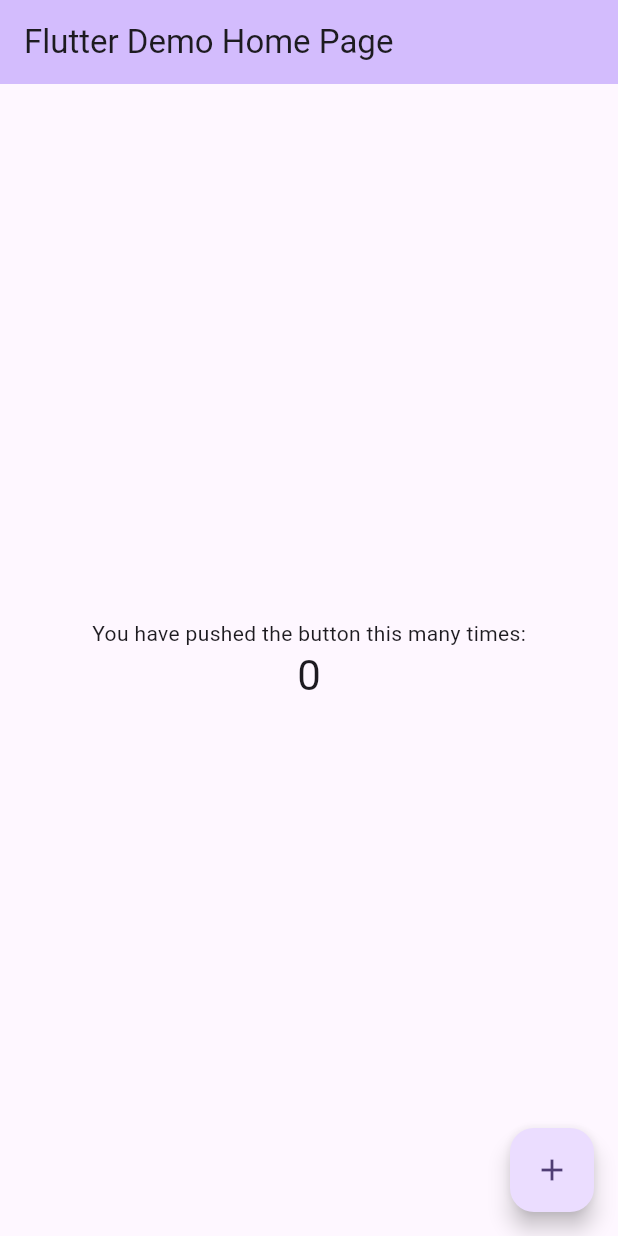
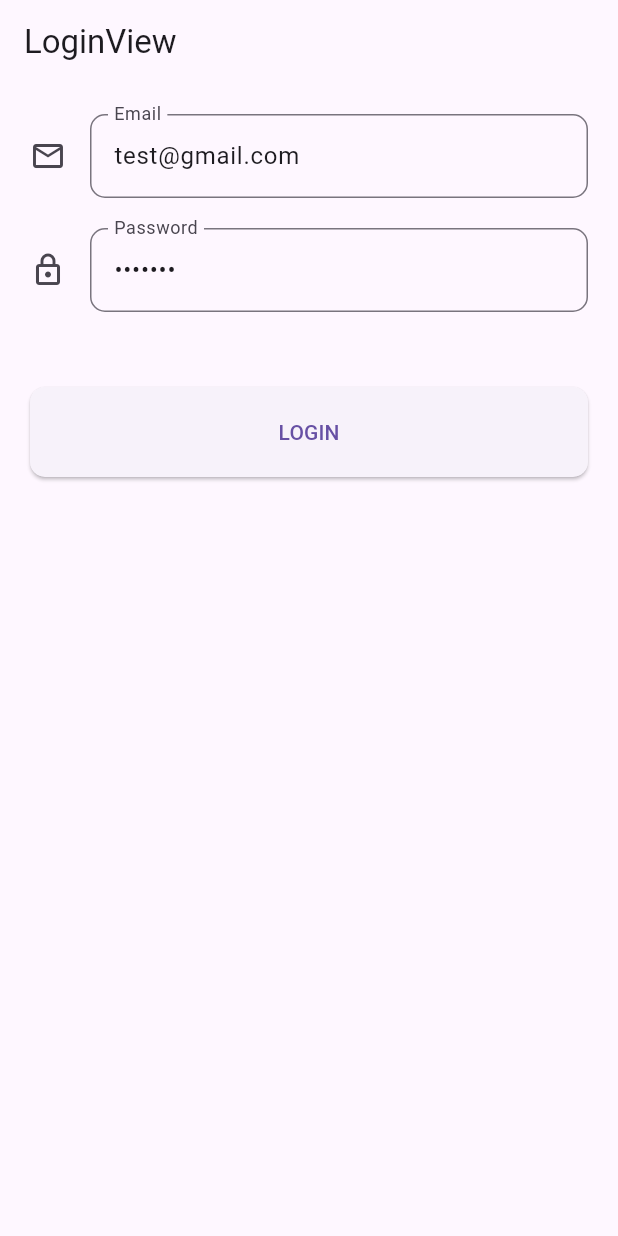
Before and after one commit to iqbalsuwandi20/qr-code, a Flutter app: the screen it shows after launch, on a phone screen of 412 x 824 dp. Run offline on Flutter 3.47's test engine with Material 3 defaults, Android fonts, the phone set to English and light mode, and no system bars; our stand-ins replace bloc, firebase_auth, firebase_core, flutter_bloc, go_router; accounts and stored records are empty.

Commit message:
login and logout

```diff
--- /dev/null
+++ b/lib/logic/auth/auth_event.dart
@@ -0,0 +1,12 @@
+part of 'auth_bloc.dart';
+
+sealed class AuthEvent {}
+
+class AuthEventLogin extends AuthEvent {
+  AuthEventLogin(this.email, this.password);
+
+  final String email;
+  final String password;
+}
+
+class AuthEventLogout extends AuthEvent {}
--- /dev/null
+++ b/lib/logic/auth/auth_state.dart
@@ -0,0 +1,15 @@
+part of 'auth_bloc.dart';
+
+sealed class AuthState {}
+
+final class AuthStateLogin extends AuthState {}
+
+final class AuthStateLoading extends AuthState {}
+
+final class AuthStateLogout extends AuthState {}
+
+final class AuthStateError extends AuthState {
+  AuthStateError(this.message);
+
+  final String message;
+}
--- a/lib/main.dart
+++ b/lib/main.dart
@@ -2,6 +2,8 @@ import 'package:firebase_core/firebase_core.dart';
 import 'package:flutter/material.dart';
 
 import 'firebase_options.dart';
+import 'logic/auth/auth_bloc.dart';
+import 'routes/router.dart';
 
 void main() async {
   WidgetsFlutterBinding.ensureInitialized();
@@ -12,119 +14,14 @@ void main() async {
 class MyApp extends StatelessWidget {
   const MyApp({super.key});
 
-  // This widget is the root of your application.
   @override
   Widget build(BuildContext context) {
-    return MaterialApp(
-      title: 'Flutter Demo',
-      theme: ThemeData(
-        // This is the theme of your application.
-        //
-        // TRY THIS: Try running your application with "flutter run". You'll see
-        // the application has a purple toolbar. Then, without quitting the app,
-        // try changing the seedColor in the colorScheme below to Colors.green
-        // and then invoke "hot reload" (save your changes or press the "hot
-        // reload" button in a Flutter-supported IDE, or press "r" if you used
-        // the command line to start the app).
-        //
-        // Notice that the counter didn't reset back to zero; the application
-        // state is not lost during the reload. To reset the state, use hot
-        // restart instead.
-        //
-        // This works for code too, not just values: Most code changes can be
-        // tested with just a hot reload.
-        colorScheme: ColorScheme.fromSeed(seedColor: Colors.deepPurple),
-        useMaterial3: true,
+    return BlocProvider<AuthBloc>(
+      create: (context) => AuthBloc(),
+      child: MaterialApp.router(
+        routerConfig: router,
+        debugShowCheckedModeBanner: false,
       ),
-      home: const MyHomePage(title: 'Flutter Demo Home Page'),
     );
   }
 }
-
-class MyHomePage extends StatefulWidget {
-  const MyHomePage({super.key, required this.title});
-
-  // This widget is the home page of your application. It is stateful, meaning
-  // that it has a State object (defined below) that contains fields that affect
-  // how it looks.
-
-  // This class is the configuration for the state. It holds the values (in this
-  // case the title) provided by the parent (in this case the App widget) and
-  // used by the build method of the State. Fields in a Widget subclass are
-  // always marked "final".
-
-  final String title;
-
-  @override
-  State<MyHomePage> createState() => _MyHomePageState();
-}
-
-class _MyHomePageState extends State<MyHomePage> {
-  int _counter = 0;
-
-  void _incrementCounter() {
-    setState(() {
-      // This call to setState tells the Flutter framework that something has
-      // changed in this State, which causes it to rerun the build method below
-      // so that the display can reflect the updated values. If we changed
-      // _counter without calling setState(), then the build method would not be
-      // called again, and so nothing would appear to happen.
-      _counter++;
-    });
-  }
-
-  @override
-  Widget build(BuildContext context) {
-    // This method is rerun every time setState is called, for instance as done
-    // by the _incrementCounter method above.
-    //
-    // The Flutter framework has been optimized to make rerunning build methods
-    // fast, so that you can just rebuild anything that needs updating rather
-    // than having to individually change instances of widgets.
-    return Scaffold(
-      appBar: AppBar(
-        // TRY THIS: Try changing the color here to a specific color (to
-        // Colors.amber, perhaps?) and trigger a hot reload to see the AppBar
-        // change color while the other colors stay the same.
-        backgroundColor: Theme.of(context).colorScheme.inversePrimary,
-        // Here we take the value from the MyHomePage object that was created by
-        // the App.build method, and use it to set our appbar title.
-        title: Text(widget.title),
-      ),
-      body: Center(
-        // Center is a layout widget. It takes a single child and positions it
-        // in the middle of the parent.
-        child: Column(
-          // Column is also a layout widget. It takes a list of children and
-          // arranges them vertically. By default, it sizes itself to fit its
-          // children horizontally, and tries to be as tall as its parent.
-          //
-          // Column has various properties to control how it sizes itself and
-          // how it positions its children. Here we use mainAxisAlignment to
-          // center the children vertically; the main axis here is the vertical
-          // axis because Columns are vertical (the cross axis would be
-          // horizontal).
-          //
-          // TRY THIS: Invoke "debug painting" (choose the "Toggle Debug Paint"
-          // action in the IDE, or press "p" in the console), to see the
-          // wireframe for each widget.
-          mainAxisAlignment: MainAxisAlignment.center,
-          children: <Widget>[
-            const Text(
-              'You have pushed the button this many times:',
-            ),
-            Text(
-              '$_counter',
-              style: Theme.of(context).textTheme.headlineMedium,
-            ),
-          ],
-        ),
-      ),
-      floatingActionButton: FloatingActionButton(
-        onPressed: _incrementCounter,
-        tooltip: 'Increment',
-        child: const Icon(Icons.add),
-      ), // This trailing comma makes auto-formatting nicer for build methods.
-    );
-  }
-}
--- /dev/null
+++ b/lib/pages/login/login_view.dart
@@ -0,0 +1,86 @@
+import 'package:flutter/material.dart';
+
+import '../../logic/auth/auth_bloc.dart';
+import '../../routes/router.dart';
+
+class LoginView extends StatelessWidget {
+  LoginView({super.key});
+
+  final TextEditingController emailController =
+      TextEditingController(text: "test@gmail.com");
+  final TextEditingController passwordController =
+      TextEditingController(text: "test123");
+
+  @override
+  Widget build(BuildContext context) {
+    return Scaffold(
+      appBar: AppBar(
+        title: Text("LoginView"),
+      ),
+      body: ListView(
+        padding: EdgeInsets.all(20),
+        children: [
+          TextField(
+            controller: emailController,
+            autocorrect: false,
+            textInputAction: TextInputAction.next,
+            keyboardType: TextInputType.emailAddress,
+            decoration: InputDecoration(
+              labelText: "Email",
+              icon: Icon(Icons.email_outlined),
+              border: OutlineInputBorder(
+                borderRadius: BorderRadius.circular(10),
+              ),
+            ),
+          ),
+          SizedBox(height: 20),
+          TextField(
+            controller: passwordController,
+            autocorrect: false,
+            textInputAction: TextInputAction.done,
+            obscureText: true,
+            decoration: InputDecoration(
+              labelText: "Password",
+              icon: Icon(Icons.lock_outlined),
+              border: OutlineInputBorder(
+                borderRadius: BorderRadius.circular(10),
+              ),
+            ),
+          ),
+          SizedBox(height: 50),
+          ElevatedButton(
+            style: ElevatedButton.styleFrom(
+              padding: EdgeInsets.symmetric(vertical: 20),
+              shape: RoundedRectangleBorder(
+                borderRadius: BorderRadius.circular(10),
+              ),
+            ),
+            onPressed: () {
+              context.read<AuthBloc>().add(AuthEventLogin(
+                    emailController.text,
+                    passwordController.text,
+                  ));
+            },
+            child: BlocConsumer<AuthBloc, AuthState>(
+              listener: (context, state) {
+                if (state is AuthStateLogin) {
+                  context.goNamed(RouterName.home);
+                }
+                if (state is AuthStateError) {
+                  ScaffoldMessenger.of(context)
+                      .showSnackBar(SnackBar(content: Text(state.message)));
+                }
+              },
+              builder: (context, state) {
+                if (state is AuthStateLoading) {
+                  return Text("LOADING..");
+                }
+                return Text("LOGIN");
+              },
+            ),
+          ),
+        ],
+      ),
+    );
+  }
+}
--- /dev/null
+++ b/lib/routes/router.dart
@@ -0,0 +1,35 @@
+import 'package:firebase_auth/firebase_auth.dart';
+import 'package:go_router/go_router.dart';
+
+import '../pages/error/error_view.dart';
+import '../pages/home/home_view.dart';
+import '../pages/login/login_view.dart';
+
+export 'package:go_router/go_router.dart';
+
+part 'router_name.dart';
+
+final router = GoRouter(
+  redirect: (context, state) {
+    FirebaseAuth auth = FirebaseAuth.instance;
+
+    if (auth.currentUser == null) {
+      return "/login";
+    } else {
+      return null;
+    }
+  },
+  errorBuilder: (context, state) => const ErrorView(),
+  routes: [
+    GoRoute(
+      path: '/',
+      name: RouterName.home,
+      builder: (context, state) => const HomeView(),
+    ),
+    GoRoute(
+      path: '/login',
+      name: RouterName.login,
+      builder: (context, state) => LoginView(),
+    ),
+  ],
+);
--- /dev/null
+++ b/lib/routes/router_name.dart
@@ -0,0 +1,7 @@
+part of 'router.dart';
+
+abstract class RouterName {
+  static const home = 'home';
+  static const login = 'login';
+  static const error = 'error';
+}
--- a/pubspec.yaml
+++ b/pubspec.yaml
@@ -37,6 +37,9 @@ dependencies:
   icons_launcher: ^3.0.0
   firebase_core: ^3.8.1
   firebase_auth: ^5.3.4
+  go_router: ^14.6.2
+  flutter_bloc: ^8.1.6
+  bloc: ^8.1.4
 
 icons_launcher:
   image_path: "assets/images/icon.png"
```
Also changed, not shown: lib/logic/auth/auth_bloc.dart (added, +39 -0 lines), lib/pages/error/error_view.dart (added, +14 -0 lines), lib/pages/home/home_view.dart (added, +49 -0 lines), pubspec.lock.
